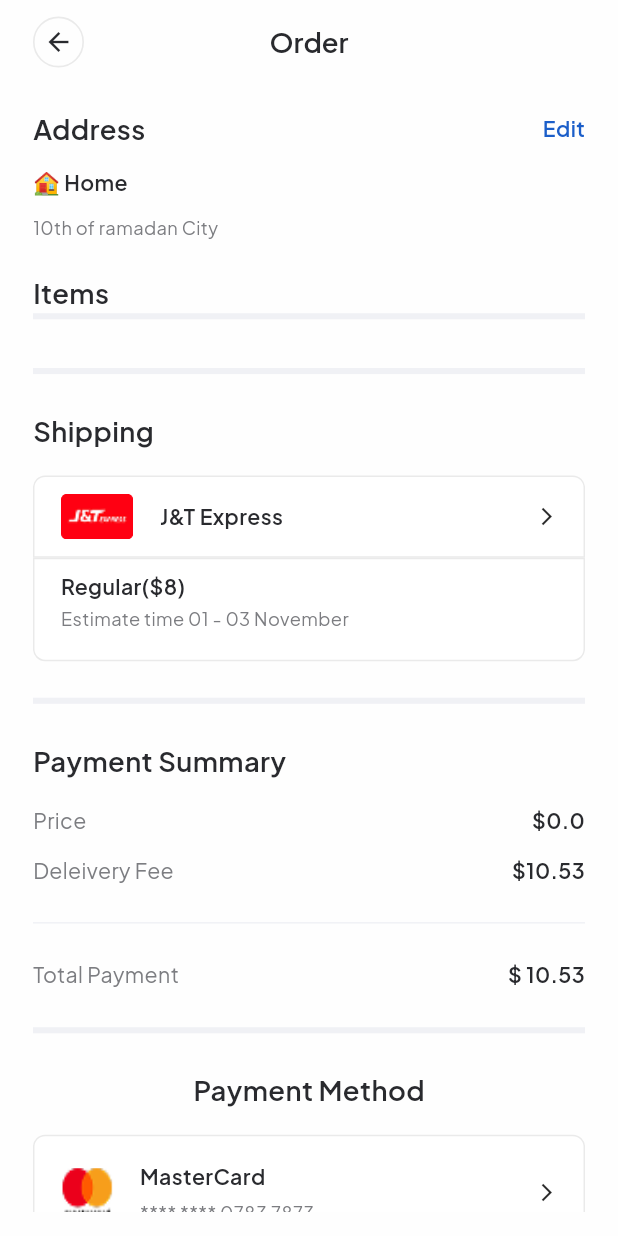
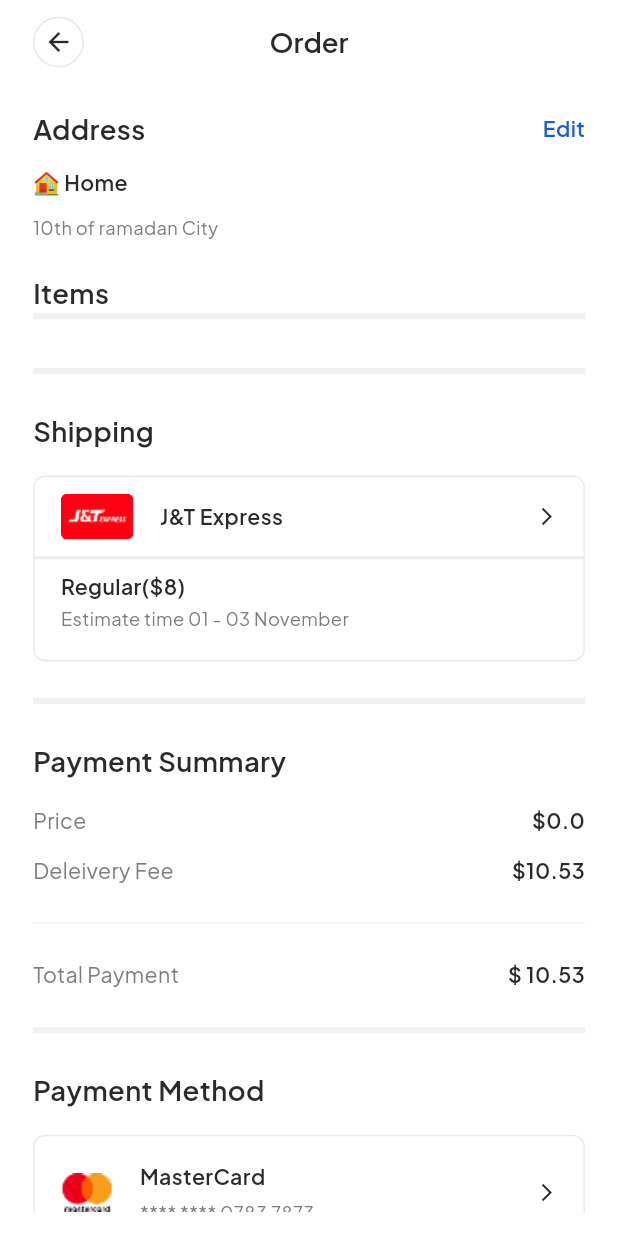
Before and after one commit to farahhossam2004/e_commerce_app, a Flutter app: the ConfirmOrderScreen screen opened directly, on a phone screen of 412 x 824 dp. Run offline on Flutter 3.47's test engine with Material 3 defaults, Android fonts, the phone set to English and light mode, and no system bars; our stand-ins replace another_flutter_splash_screen, bloc, conditional_builder_null_safety, dio, expandable_text, flutter_bloc and 6 more; accounts and stored records are empty.

Commit message:
continue order screens done

```diff
--- a/lib/features/cart/presentation/confirm_order_screen.dart
+++ b/lib/features/cart/presentation/confirm_order_screen.dart
@@ -2,9 +2,12 @@ import 'package:e_commerce_app/core/constants/app_colors.dart';
 import 'package:e_commerce_app/core/widgets/custom_button.dart';
 import 'package:e_commerce_app/features/cart/data/models/product_cart_model.dart';
 import 'package:e_commerce_app/features/cart/logic/cubit/cart_cubit.dart';
+import 'package:e_commerce_app/features/cart/presentation/select_address_screen.dart';
+import 'package:e_commerce_app/features/cart/presentation/select_payment_screen.dart';
 import 'package:e_commerce_app/features/cart/presentation/widgets/custom_divider.dart';
 import 'package:e_commerce_app/features/cart/presentation/widgets/payment_method_container.dart';
 import 'package:e_commerce_app/features/cart/presentation/widgets/shipping_container.dart';
+import 'package:e_commerce_app/features/cart/presentation/widgets/success_paymet_modal_sheet.dart';
 import 'package:flutter/material.dart';
 import 'package:flutter_bloc/flutter_bloc.dart';
 import 'package:flutter_screenutil/flutter_screenutil.dart';
@@ -77,13 +80,21 @@ class ConfirmOrderScreen extends StatelessWidget {
                             height: 1.44.h,
                           ),
                         ),
-                        Text(
+                        GestureDetector(
+                          onTap: () {
+                            Navigator.push(context,
+                                MaterialPageRoute(builder: (context) {
+                              return const SelectAddressScreen();
+                            }));
+                          },
+                          child: Text(
                             'Edit',
                             style: GoogleFonts.plusJakartaSans(
                               color: AppColors.priceTextColor,
                               fontSize: 14.sp,
                               fontWeight: FontWeight.w600,
                               height: 1.43.h,
+                            ),
                           ),
                         ),
                       ],
@@ -431,8 +442,45 @@ class ConfirmOrderScreen extends StatelessWidget {
                     SizedBox(
                       height: 24.h,
                     ),
-                    PaymentMethodContainer(),
-                    CustomButton(label: 'Pay \$ ${context.read<CartCubit>().totalPriceWithShipping}', onPressed: () {})
+                    Text(
+                      'Payment Method',
+                      style: GoogleFonts.plusJakartaSans(
+                        color: AppColors.textColor,
+                        fontSize: 18.sp,
+                        fontWeight: FontWeight.w600,
+                        height: 1.44.h,
+                      ),
+                    ),
+                    SizedBox(
+                      height: 16.h,
+                    ),
+                    GestureDetector(
+                      child: PaymentMethodContainer(
+                        title: 'MasterCard',
+                        iconUrl: 'assets/images/mastercard.png',
+                        subtitle: '**** **** 0783 7873',
+                      ),
+                      onTap: () {
+                        Navigator.push(
+                            context,
+                            MaterialPageRoute(
+                                builder: (context) => SelectPaymentScreen()));
+                      },
+                    ),
+                    SizedBox(
+                      height: 40.h,
+                    ),
+                    CustomButton(
+                        label:
+                            'Pay \$ ${context.read<CartCubit>().totalPriceWithShipping}',
+                        onPressed: () {
+                          showModalBottomSheet(
+                              isScrollControlled: true,
+                              context: context,
+                              builder: (context) {
+                                return PaymentSuccessfulModalSheet();
+                              });
+                        })
                   ],
                 ),
               );
--- a/lib/features/cart/presentation/widgets/payment_method_container.dart
+++ b/lib/features/cart/presentation/widgets/payment_method_container.dart
@@ -4,27 +4,18 @@ import 'package:flutter_screenutil/flutter_screenutil.dart';
 import 'package:google_fonts/google_fonts.dart';
 
 class PaymentMethodContainer extends StatelessWidget {
-  const PaymentMethodContainer({
-    super.key,
-  });
+  String iconUrl;
+  String title;
+  String subtitle;
+  PaymentMethodContainer(
+      {super.key,
+      required this.iconUrl,
+      required this.title,
+      this.subtitle = ''});
 
   @override
   Widget build(BuildContext context) {
-    return Column(
-      children: [
-        Text(
-          'Payment Method',
-          style: GoogleFonts.plusJakartaSans(
-            color: AppColors.textColor,
-            fontSize: 18.sp,
-            fontWeight: FontWeight.w600,
-            height: 1.44.h,
-          ),
-        ),
-        SizedBox(
-          height: 16.h,
-        ),
-        Container(
+    return Container(
       width: 335.w,
       height: 76.h,
       padding: EdgeInsets.only(
@@ -47,10 +38,9 @@ class PaymentMethodContainer extends StatelessWidget {
             width: 32.w,
             height: 32.h,
             decoration: ShapeDecoration(
-                  image: const DecorationImage(
-                    image:
-                        AssetImage('assets/images/mastercard.png'),
-                    fit: BoxFit.fill,
+              image: DecorationImage(
+                image: AssetImage(iconUrl),
+                fit: BoxFit.contain,
               ),
               shape: RoundedRectangleBorder(
                   borderRadius: BorderRadius.circular(4.r)),
@@ -60,12 +50,13 @@ class PaymentMethodContainer extends StatelessWidget {
             width: 16.w,
           ),
           Expanded(
-                child: Column(
+            child: subtitle != ''
+                ? Column(
                     crossAxisAlignment: CrossAxisAlignment.start,
                     mainAxisAlignment: MainAxisAlignment.spaceBetween,
                     children: [
                       Text(
-                      'MasterCard',
+                        title,
                         style: GoogleFonts.plusJakartaSans(
                           color: AppColors.textColor,
                           fontSize: 14.sp,
@@ -74,7 +65,7 @@ class PaymentMethodContainer extends StatelessWidget {
                         ),
                       ),
                       Text(
-                      '**** **** 0783 7873',
+                        subtitle,
                         style: GoogleFonts.plusJakartaSans(
                           color: AppColors.secondryTextColor,
                           fontSize: 12.sp,
@@ -83,6 +74,15 @@ class PaymentMethodContainer extends StatelessWidget {
                         ),
                       )
                     ],
+                  )
+                : Text(
+                    title,
+                    style: GoogleFonts.plusJakartaSans(
+                      color: AppColors.textColor,
+                      fontSize: 14.sp,
+                      fontWeight: FontWeight.w600,
+                      height: 1.43.h,
+                    ),
                   ),
           ),
           const Icon(
@@ -91,11 +91,6 @@ class PaymentMethodContainer extends StatelessWidget {
           ),
         ],
       ),
-        ),
-        SizedBox(
-          height: 40.h,
-        ),
-      ],
     );
   }
 }
```
Also changed, not shown: lib/core/widgets/secondry_custom_button.dart (added, +39 -0 lines), lib/features/cart/presentation/select_address_screen.dart (added, +105 -0 lines), lib/features/cart/presentation/select_payment_screen.dart (added, +115 -0 lines), lib/features/cart/presentation/widgets/address_container.dart (added, +150 -0 lines), lib/features/cart/presentation/widgets/success_paymet_modal_sheet.dart (added, +86 -0 lines), assets/images/Map.png (added), assets/images/Pin.png (added), assets/images/applepay.png (added), assets/images/credit.png (added), assets/images/kredivo.png (added), assets/images/paypal.png (added). Lines whose indentation alone changed are shown as unchanged.
